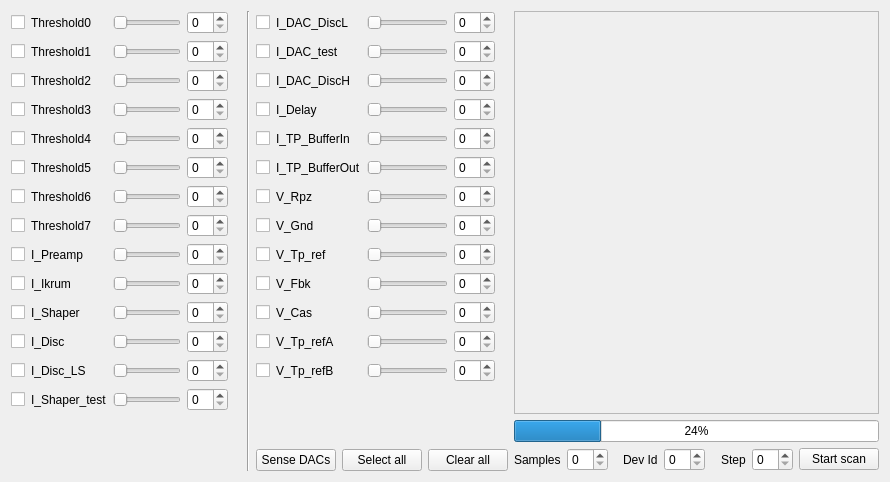
First picture: the form in SpidrMpx3Eq/qcstmdacs.ui, repository navrit/dexter, before the edit.
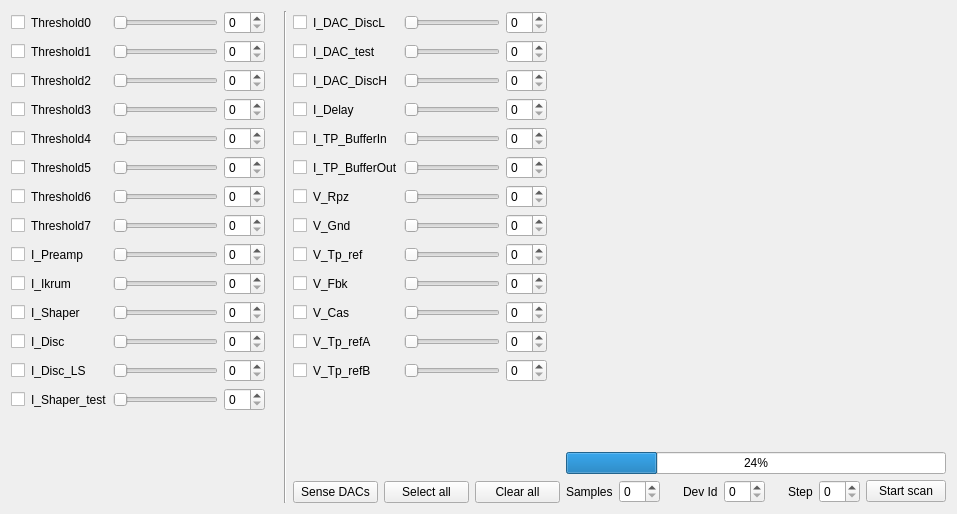
Second picture: the form after the edit. Custom widgets are drawn as their Qt base class.

The edit to the form file:
```diff
--- a/SpidrMpx3Eq/qcstmdacs.ui
+++ b/SpidrMpx3Eq/qcstmdacs.ui
@@ -6,8 +6,8 @@
    <rect>
     <x>0</x>
     <y>0</y>
-    <width>890</width>
-    <height>482</height>
+    <width>957</width>
+    <height>514</height>
    </rect>
   </property>
   <property name="windowTitle">
@@ -933,16 +933,9 @@
       </layout>
      </item>
      <item>
-      <layout class="QVBoxLayout" name="verticalLayout_4" stretch="2,0,0">
+      <layout class="QVBoxLayout" name="verticalLayout_4" stretch="1,0,0">
        <item>
-        <widget class="QFrame" name="_DACScanFrame_2">
-         <property name="frameShape">
-          <enum>QFrame::StyledPanel</enum>
-         </property>
-         <property name="frameShadow">
-          <enum>QFrame::Plain</enum>
-         </property>
-        </widget>
+        <widget class="QCustomPlot" name="plotScan" native="true"/>
        </item>
        <item>
         <widget class="QProgressBar" name="progressBar">
@@ -1051,6 +1044,14 @@
    </item>
   </layout>
  </widget>
+ <customwidgets>
+  <customwidget>
+   <class>QCustomPlot</class>
+   <extends>QWidget</extends>
+   <header>qcustomplot.h</header>
+   <container>1</container>
+  </customwidget>
+ </customwidgets>
  <resources/>
  <connections/>
 </ui>
```
